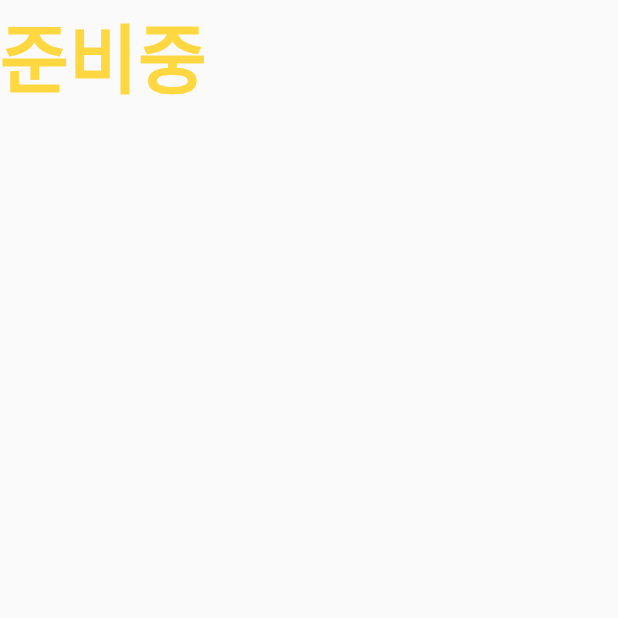
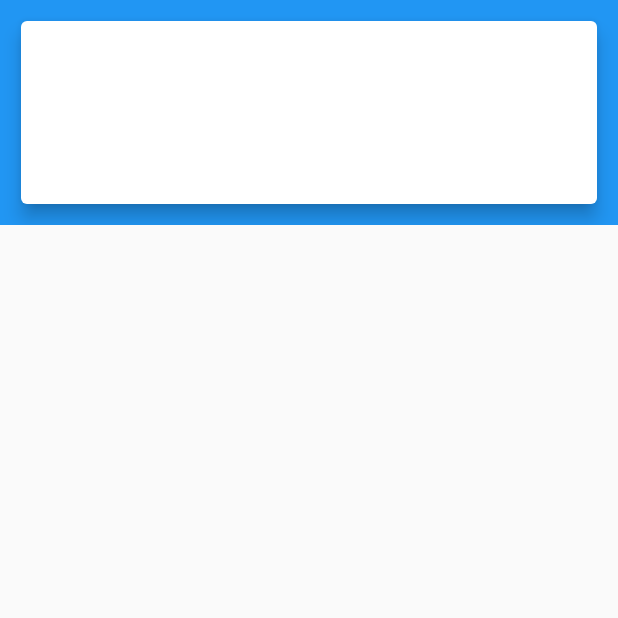
Before and after one commit to ssunglass/stgrowgrow, a Flutter app: the InformPage screen opened directly, on a phone screen of 412 x 824 dp, the top half of it. Run offline on Flutter 3.47's test engine with Material 2 defaults, Android fonts, the phone set to English and light mode, and no system bars; our stand-ins replace firebase_analytics, firebase_auth, firebase_core, firebase_database, firebase_messaging, firebase_remote_config and 3 more; missing offline and left inert: dropdownfield; accounts and stored records are empty.

Commit message:
홈,프로필 화면 구체화 #1

```diff
--- a/lib/page/infrompage.dart
+++ b/lib/page/infrompage.dart
@@ -26,16 +26,92 @@ class InformPage extends StatefulWidget {
 
 class _InformPageState extends State<InformPage> {
 
+
+  SliverAppBar sliverAppbar(){
+    return SliverAppBar(
+      expandedHeight: 150,
+      floating: true,
+      pinned: true,
+      flexibleSpace: FlexibleSpaceBar(
+        background: InkWell(
+          onTap: () {
+            Navigator.of(context).pushNamed('ProfilePage');
+          },
+          child: Container(
+            padding: EdgeInsets.fromLTRB(10, 10, 10, 10),
+            height: 180,
+            width: double.maxFinite,
+            child: Card(
+              elevation: 5,
+              child: Stack(
+                children: <Widget>[
+              Padding(
+              padding: const EdgeInsets.only(left: 10, top: 5),
+              child: Column(
+                children: <Widget>[
+                  Row(
+                    crossAxisAlignment: CrossAxisAlignment.start,
+                    children: <Widget>[
+
+                    ],
+
+                  ),
+                  Row(
+                    crossAxisAlignment: CrossAxisAlignment.start,
+                    children: <Widget>[
+
+                    ],
+                  ),
+                  Row(
+                      crossAxisAlignment: CrossAxisAlignment.end,
+                    children: <Widget>[
+
+                    ],
+
+                  ),
+
+                ],
+
+
+
+              ),
+              ),
+
+
+                ],
+
+              ),
+
+            ),
+
+          ),
+
+
+        ),
+
+
+
+
+
+      ),
+
+
+    );
+
+
+  }
+
+
+
   @override
   Widget build(BuildContext context) {
     return Scaffold(
-      body: Container(
-        child: Text('준비중', style: TextStyle(
-            fontSize: 50,
-            fontWeight: FontWeight.bold,
-            color: Colors.amberAccent,
-        ),
-        ),
+      body: CustomScrollView(
+        slivers:  [
+          sliverAppbar(),
+
+        ],
+
 
 
       ),
--- a/lib/state/authstate.dart
+++ b/lib/state/authstate.dart
@@ -37,7 +37,9 @@ class AuthState extends AppState{
   List<BioModel> _biolist;
 
   UserModel _userModel;
+  BioModel _bioModel;
 
+  BioModel get bioModel => _bioModel;
   UserModel get userModel => _userModel;
 
   UserModel get profileUserModel {
```
Also changed, not shown: lib/page/profile/profilepage.dart (+82 -41 lines), lib/widgets/tile/biotile.dart (renamed from lib/widgets/biotile.dart), lib/widgets/tile/keytile.dart (renamed from lib/widgets/keytile.dart).
